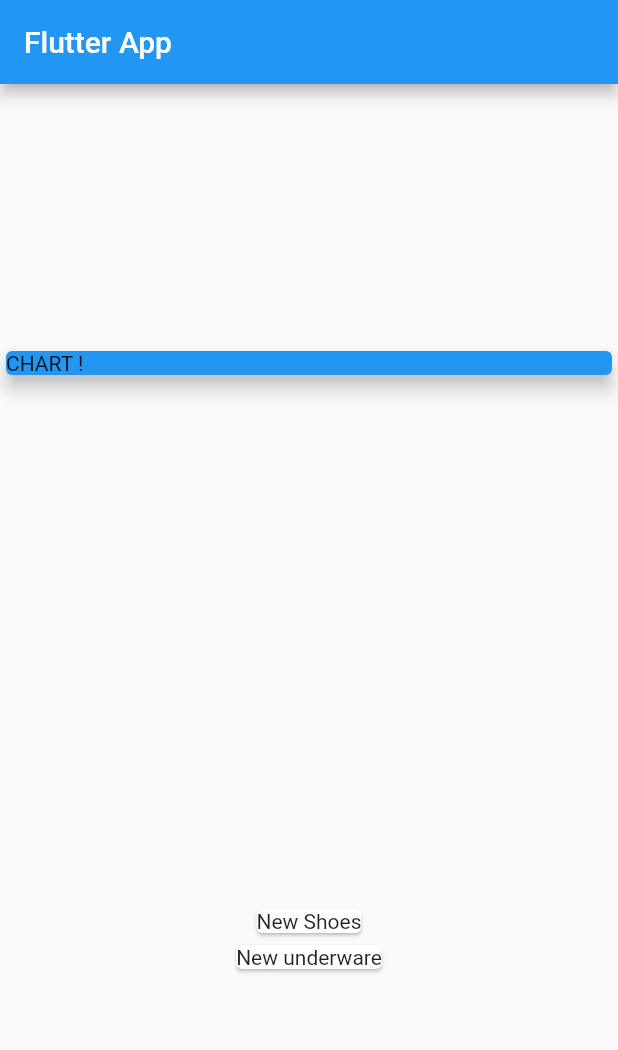
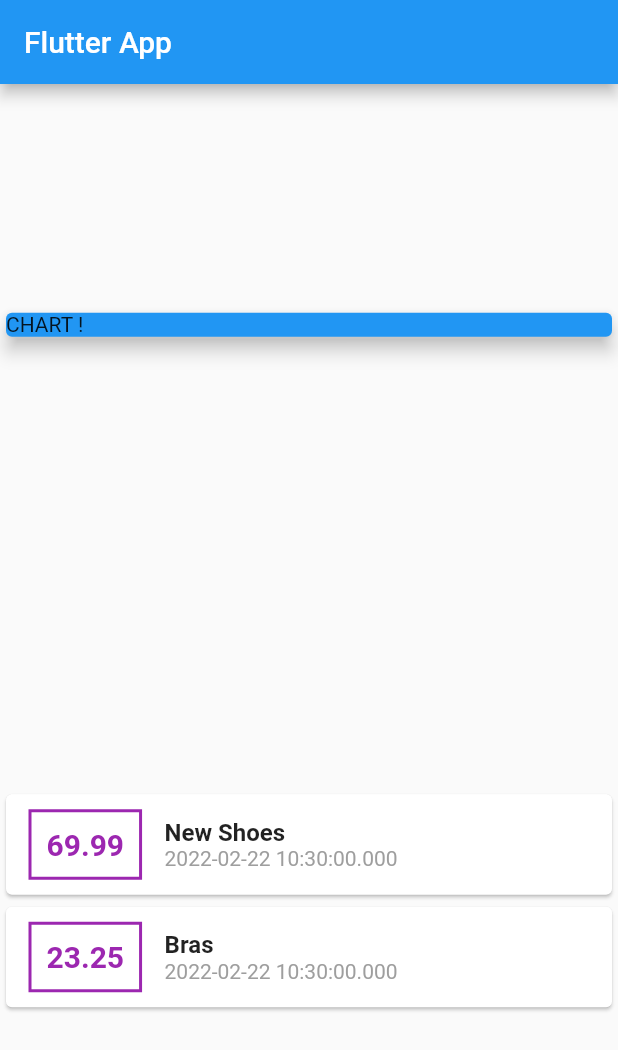
Before and after one commit to Fadikossentini/ExpensePlanner, a Flutter app: the screen it shows after launch, on a phone screen of 412 x 824 dp. Shown: the top 1050 px of the screen. Run offline on Flutter 3.47's test engine with Material 2 defaults, Android fonts, the phone set to English and light mode, and no system bars.

Commit message:
containerVsColumn/rows

```diff
--- a/lib/main.dart
+++ b/lib/main.dart
@@ -23,8 +23,8 @@ class MyHomePage extends StatelessWidget {
     ),
     Transaction(
       id: 't2',
-      title: 'New underware',
-      amount: 10,
+      title: 'Bras',
+      amount: 23.25,
       date: DateTime.now(),
     ),
   ];
@@ -49,8 +49,49 @@ class MyHomePage extends StatelessWidget {
           Column(
             children: transactions.map((tx) {
               return Card(
-                child: Text(tx.title),
-              );
+                  child: Row(
+                children: [
+                  Container(
+                    margin: EdgeInsets.symmetric(
+                      vertical: 10,
+                      horizontal: 15,
+                    ),
+                    decoration: BoxDecoration(
+                      border: Border.all(
+                        color: Colors.purple,
+                        width: 2,
+                      ),
+                    ),
+                    padding: EdgeInsets.all(10),
+                    child: Text(
+                      tx.amount.toString(),
+                      style: TextStyle(
+                        fontWeight: FontWeight.bold,
+                        fontSize: 20,
+                        color: Colors.purple,
+                      ),
+                    ),
+                  ),
+                  Column(
+                    crossAxisAlignment: CrossAxisAlignment.start,
+                    children: [
+                      Text(
+                        tx.title,
+                        style: TextStyle(
+                          fontSize: 16,
+                          fontWeight: FontWeight.bold,
+                        ),
+                      ),
+                      Text(
+                        tx.date.toString(),
+                        style: TextStyle(
+                          color: Colors.grey,
+                        ),
+                      )
+                    ],
+                  )
+                ],
+              ));
             }).toList(),
           )
         ],
```
